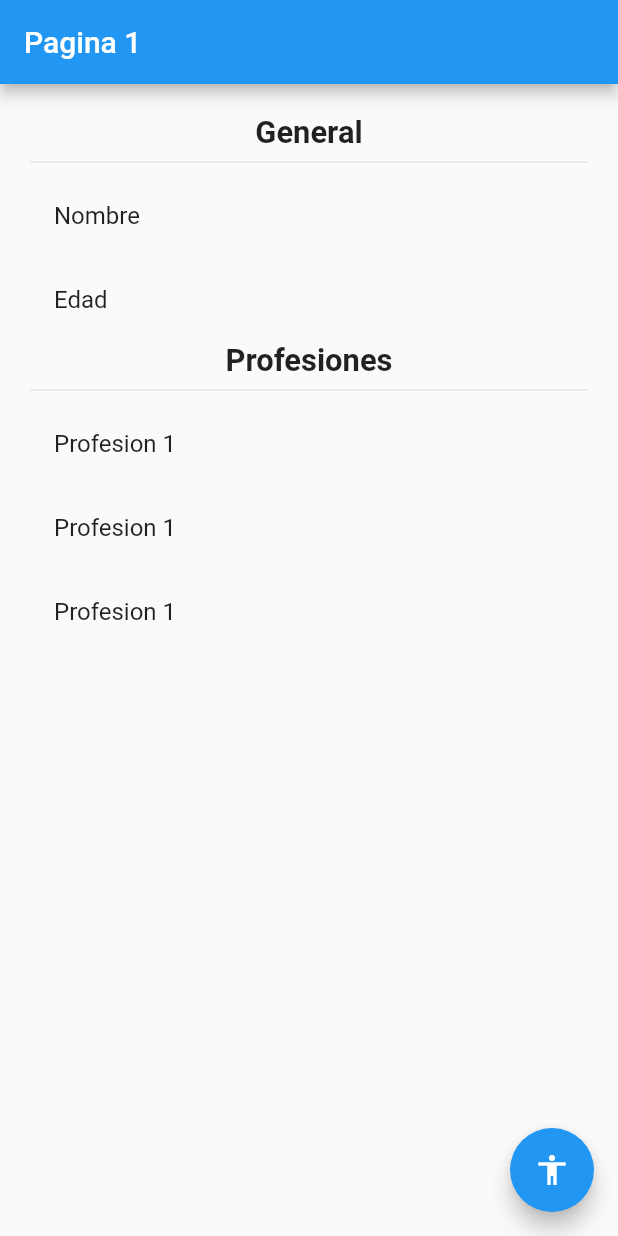
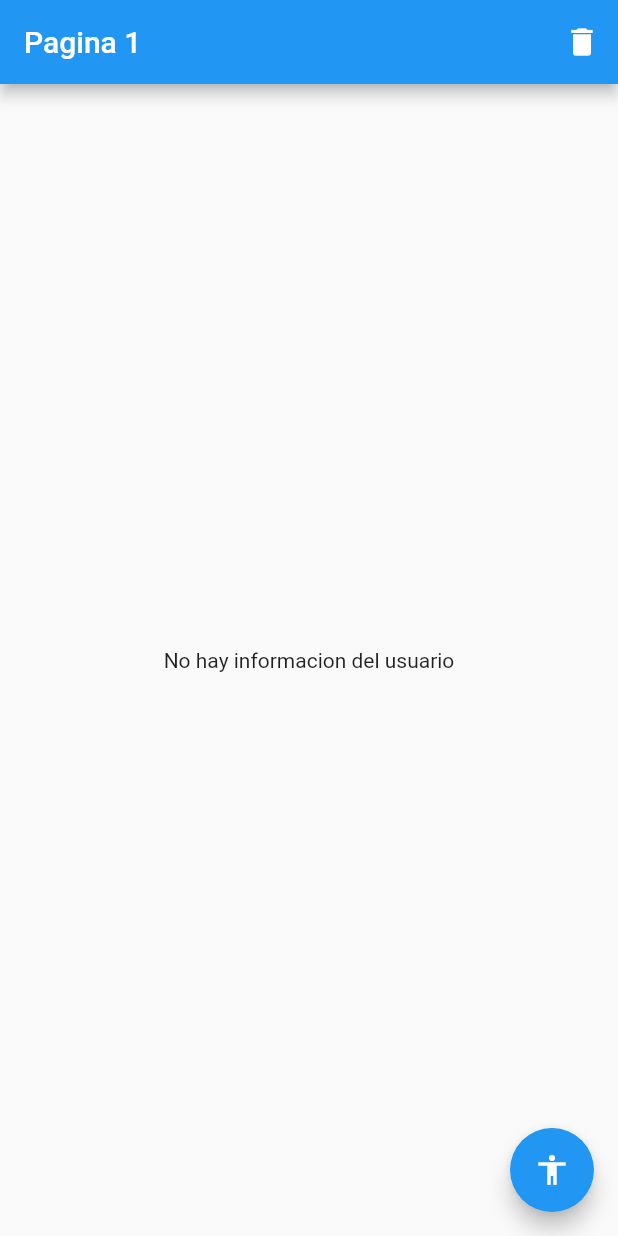
Before and after one commit to Facundo14/app_estados, a Flutter app: the screen it shows after launch, on a phone screen of 412 x 824 dp. Run offline on Flutter 3.47's test engine with Material 2 defaults, Android fonts, the phone set to English and light mode, and no system bars; our stand-ins replace flutter_bloc.

Commit message:
Fin manejo de estados con CUBIT

```diff
--- /dev/null
+++ b/lib/bloc/usuario/usuario_cubit.dart
@@ -0,0 +1,42 @@
+import 'package:app_estados/models/usuario.dart';
+import 'package:flutter_bloc/flutter_bloc.dart';
+import 'package:meta/meta.dart';
+
+part 'usuario_state.dart';
+
+class UsuarioCubit extends Cubit<UsuarioState> {
+  UsuarioCubit() : super(UsuarioInitial());
+
+  void seleccionarUsuario(Usuario user) {
+    emit(UsuarioActivo(user));
+  }
+
+  void cambiarEdad(int edad) {
+    final currentState = state;
+    if (currentState is UsuarioActivo) {
+      final newUser = currentState.usuario.copyWith(edad: edad);
+      emit(UsuarioActivo(newUser));
+    }
+  }
+
+  void agregarProfesion() {
+    final currentState = state;
+    if (currentState is UsuarioActivo) {
+      final newProfesiones = [
+        ...currentState.usuario.profesiones,
+        'Profesion ${currentState.usuario.profesiones.length + 1}',
+        'Profesion ${currentState.usuario.profesiones.length + 1}',
+        'Profesion ${currentState.usuario.profesiones.length + 1}',
+      ];
+      final newUser = currentState.usuario.copyWith(profesiones: newProfesiones);
+      emit(UsuarioActivo(newUser));
+    }
+  }
+
+  void borrarUsuario() {
+    final currentState = state;
+    if (currentState is UsuarioActivo) {
+      emit(UsuarioInitial());
+    }
+  }
+}
--- /dev/null
+++ b/lib/bloc/usuario/usuario_state.dart
@@ -0,0 +1,21 @@
+part of 'usuario_cubit.dart';
+
+@immutable
+abstract class UsuarioState {}
+
+class UsuarioInitial extends UsuarioState {
+  final existeUsuario = false;
+
+  //como se va a ver en la consola las propiedades del UsuarioInitial
+  // @override
+  // String toString() {
+  //   return 'UsuarioInicial: existeUsuario: false';
+  // }
+}
+
+class UsuarioActivo extends UsuarioState {
+  final existeUsuario = true;
+  final Usuario usuario;
+
+  UsuarioActivo(usuario) : usuario = usuario ?? Usuario();
+}
--- a/lib/main.dart
+++ b/lib/main.dart
@@ -1,6 +1,8 @@
+import 'package:app_estados/bloc/usuario/usuario_cubit.dart';
 import 'package:app_estados/pages/pagina1_page.dart';
 import 'package:app_estados/pages/pagina2_page.dart';
 import 'package:flutter/material.dart';
+import 'package:flutter_bloc/flutter_bloc.dart';
 
 void main() => runApp(const MyApp());
 
@@ -9,14 +11,21 @@
 
   @override
   Widget build(BuildContext context) {
-    return MaterialApp(
-      title: 'Material App',
-      debugShowCheckedModeBanner: false,
-      initialRoute: 'pagina1',
-      routes: {
-        'pagina1': (_) => Pagina1Page(),
-        'pagina2': (_) => Pagina2Page(),
-      },
+    return MultiBlocProvider(
+      providers: [
+        BlocProvider(
+          create: (_) => UsuarioCubit(),
+        )
+      ],
+      child: MaterialApp(
+        title: 'Material App',
+        debugShowCheckedModeBanner: false,
+        initialRoute: 'pagina1',
+        routes: {
+          'pagina1': (_) => const Pagina1Page(),
+          'pagina2': (_) => const Pagina2Page(),
+        },
+      ),
     );
   }
 }
--- a/lib/models/usuario.dart
+++ b/lib/models/usuario.dart
@@ -1,7 +1,18 @@
 class Usuario {
-  String nombre = '';
-  int edad = 0;
-  List<String> profesiones;
+  final String nombre;
+  final int edad;
+  final List<String> profesiones;
 
   Usuario({this.edad = 0, this.nombre = '', profesiones}) : profesiones = profesiones ?? [];
+
+  Usuario copyWith({
+    String? nombre,
+    int? edad,
+    List<String>? profesiones,
+  }) =>
+      Usuario(
+        nombre: nombre ?? this.nombre,
+        edad: edad ?? this.edad,
+        profesiones: profesiones ?? this.profesiones,
+      );
 }
--- a/lib/pages/pagina1_page.dart
+++ b/lib/pages/pagina1_page.dart
@@ -1,15 +1,25 @@
+import 'package:app_estados/bloc/usuario/usuario_cubit.dart';
+import 'package:app_estados/models/usuario.dart';
 import 'package:flutter/material.dart';
+import 'package:flutter_bloc/flutter_bloc.dart';
 
 class Pagina1Page extends StatelessWidget {
   const Pagina1Page({Key? key}) : super(key: key);
 
   @override
   Widget build(BuildContext context) {
+    final usuarioCubit = context.read<UsuarioCubit>();
     return Scaffold(
       appBar: AppBar(
         title: const Text('Pagina 1'),
+        actions: [
+          IconButton(
+            onPressed: () => usuarioCubit.borrarUsuario(),
+            icon: const Icon(Icons.delete),
+          )
+        ],
       ),
-      body: const InformacionUsuario(),
+      body: const BodyScaffold(),
       floatingActionButton: FloatingActionButton(
         child: const Icon(Icons.accessibility_sharp),
         onPressed: () => Navigator.pushNamed(context, 'pagina2'),
@@ -18,9 +28,40 @@
   }
 }
 
+class BodyScaffold extends StatelessWidget {
+  const BodyScaffold({
+    Key? key,
+  }) : super(key: key);
+
+  @override
+  Widget build(BuildContext context) {
+    return BlocBuilder<UsuarioCubit, UsuarioState>(
+      builder: (_, state) {
+        switch (state.runtimeType) {
+          case UsuarioInitial:
+            return const Center(child: Text('No hay informacion del usuario'));
+          case UsuarioActivo:
+            return InformacionUsuario(usuario: (state as UsuarioActivo).usuario);
+          default:
+            return const CircularProgressIndicator();
+        }
+        // if (state is UsuarioInitial) {
+        //   return const Center(child: Text('No hay informacion del usuario'));
+        // } else if (state is UsuarioActivo) {
+        //   return InformacionUsuario(usuario: state.usuario);
+        // } else {
+        //   return const CircularProgressIndicator();
+        // }
+      },
+    );
+  }
+}
+
 class InformacionUsuario extends StatelessWidget {
+  final Usuario usuario;
   const InformacionUsuario({
     Key? key,
+    required this.usuario,
   }) : super(key: key);
 
   @override
@@ -36,13 +77,15 @@
           children: [
             Text('General', style: TextStyle(fontSize: size.width * 0.05, fontWeight: FontWeight.bold)),
             const Divider(),
-            const ListTile(title: Text('Nombre')),
-            const ListTile(title: Text('Edad')),
+            ListTile(title: Text('Nombre: ${usuario.nombre}')),
+            ListTile(title: Text('Edad: ${usuario.edad}')),
             Text('Profesiones', style: TextStyle(fontSize: size.width * 0.05, fontWeight: FontWeight.bold)),
             const Divider(),
-            const ListTile(title: Text('Profesion 1')),
-            const ListTile(title: Text('Profesion 1')),
-            const ListTile(title: Text('Profesion 1')),
+            ...usuario.profesiones
+                .map((profesion) => ListTile(
+                      title: Text(profesion),
+                    ))
+                .toList()
           ],
         ),
       ),
--- a/lib/pages/pagina2_page.dart
+++ b/lib/pages/pagina2_page.dart
@@ -1,10 +1,14 @@
+import 'package:app_estados/bloc/usuario/usuario_cubit.dart';
+import 'package:app_estados/models/usuario.dart';
 import 'package:flutter/material.dart';
+import 'package:flutter_bloc/flutter_bloc.dart';
 
 class Pagina2Page extends StatelessWidget {
   const Pagina2Page({Key? key}) : super(key: key);
 
   @override
   Widget build(BuildContext context) {
+    final usuarioCubit = context.read<UsuarioCubit>();
     return Scaffold(
         appBar: AppBar(
           title: const Text('Pagina 2'),
@@ -16,17 +20,25 @@
               MaterialButton(
                 child: const Text('Establecer Usuario', style: TextStyle(color: Colors.white)),
                 color: Colors.blue,
-                onPressed: () {},
+                onPressed: () {
+                  usuarioCubit.seleccionarUsuario(
+                    Usuario(
+                      nombre: 'Facundo Tanovich',
+                      edad: 31,
+                      profesiones: ['Tecnico', 'Nose que mas'],
+                    ),
+                  );
+                },
               ),
               MaterialButton(
                 child: const Text('Cambiar Edad', style: TextStyle(color: Colors.white)),
                 color: Colors.blue,
-                onPressed: () {},
+                onPressed: () => usuarioCubit.cambiarEdad(45),
               ),
               MaterialButton(
                 child: const Text('Añadir profesión', style: TextStyle(color: Colors.white)),
                 color: Colors.blue,
-                onPressed: () {},
+                onPressed: () => usuarioCubit.agregarProfesion(),
               )
             ],
           ),
```
Also changed, not shown: pubspec.yaml (+4 -12 lines), pubspec.lock.
